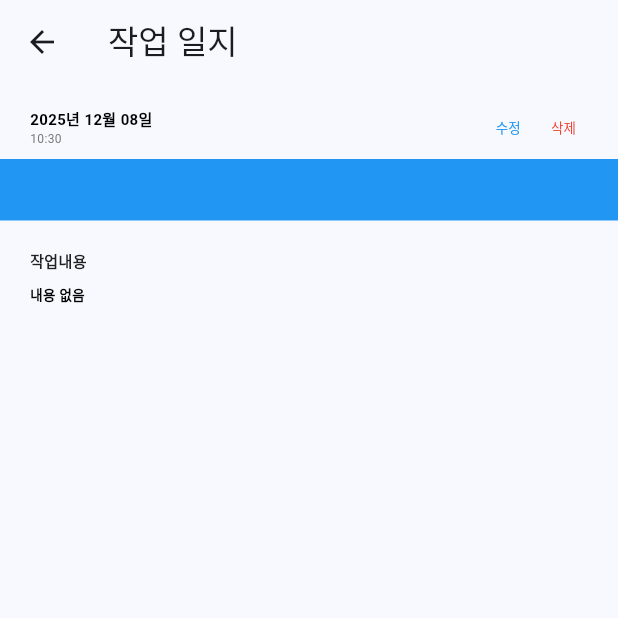
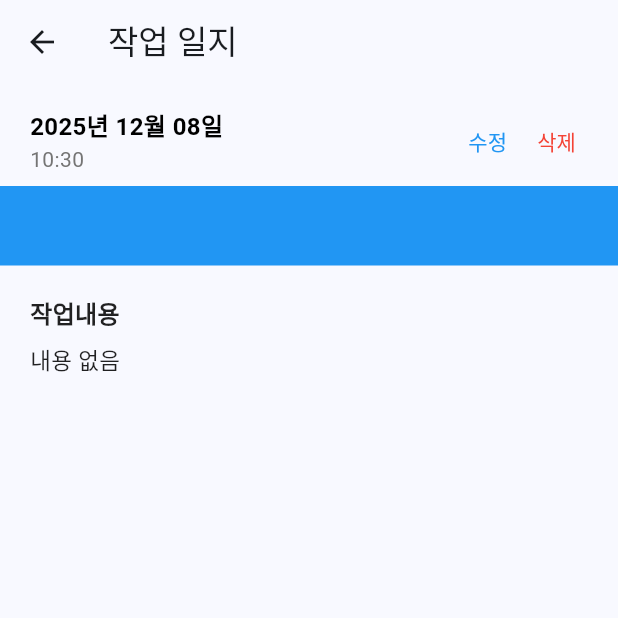
Before and after one commit to hwani1103/log_it, a Flutter app: the WorkLogDetailScreen screen opened directly with empty values, on a phone screen of 412 x 824 dp, the top half of it. Run offline on Flutter 3.47's test engine with Material 3 defaults, Android fonts, the phone set to English and light mode, and no system bars; our stand-ins replace cached_network_image, cloud_firestore, firebase_auth, firebase_core, firebase_storage, google_sign_in and 2 more; accounts and stored records are empty.

Commit message:
Increase font sizes in detail screen for better readability
- Date: 16pt (was 10pt)
- Time: 14pt (was 8pt)
- Edit/Delete buttons: 14pt (was 9pt)
- Equipment name: 20pt (was 12pt)
- Content label: 16pt (was 10pt)
- Content text: 15pt (was 9pt), lighter black color
- Attachment label: 16pt (was 10pt)

```diff
--- a/lib/screens/work_log_detail_screen.dart
+++ b/lib/screens/work_log_detail_screen.dart
@@ -191,7 +191,7 @@ class _WorkLogDetailScreenState extends State<WorkLogDetailScreen> {
                       Text(
                         dateStr,
                         style: const TextStyle(
-                          fontSize: 10,
+                          fontSize: 16,
                           fontWeight: FontWeight.bold,
                           color: Colors.black,
                         ),
@@ -199,7 +199,7 @@ class _WorkLogDetailScreenState extends State<WorkLogDetailScreen> {
                       Text(
                         timeStr,
                         style: TextStyle(
-                          fontSize: 8,
+                          fontSize: 14,
                           color: Colors.grey.shade600,
                         ),
                       ),
@@ -218,7 +218,7 @@ class _WorkLogDetailScreenState extends State<WorkLogDetailScreen> {
                         child: const Text(
                           '수정',
                           style: TextStyle(
-                            fontSize: 9,
+                            fontSize: 14,
                             color: Colors.blue,
                           ),
                         ),
@@ -234,7 +234,7 @@ class _WorkLogDetailScreenState extends State<WorkLogDetailScreen> {
                         child: const Text(
                           '삭제',
                           style: TextStyle(
-                            fontSize: 9,
+                            fontSize: 14,
                             color: Colors.red,
                           ),
                         ),
@@ -253,7 +253,7 @@ class _WorkLogDetailScreenState extends State<WorkLogDetailScreen> {
               child: Text(
                 widget.workLog.equipmentName,
                 style: const TextStyle(
-                  fontSize: 12,
+                  fontSize: 20,
                   fontWeight: FontWeight.bold,
                   color: Colors.white,
                 ),
@@ -269,7 +269,7 @@ class _WorkLogDetailScreenState extends State<WorkLogDetailScreen> {
                   const Text(
                     '작업내용',
                     style: TextStyle(
-                      fontSize: 10,
+                      fontSize: 16,
                       fontWeight: FontWeight.bold,
                       color: Colors.black87,
                     ),
@@ -280,10 +280,9 @@ class _WorkLogDetailScreenState extends State<WorkLogDetailScreen> {
                         ? widget.workLog.content
                         : '내용 없음',
                     style: const TextStyle(
-                      fontSize: 9,
-                      fontWeight: FontWeight.bold,
+                      fontSize: 15,
                       height: 1.6,
-                      color: Colors.black,
+                      color: Colors.black87,
                     ),
                   ),
                 ],
@@ -302,7 +301,7 @@ class _WorkLogDetailScreenState extends State<WorkLogDetailScreen> {
                     const Text(
                       '첨부 파일',
                       style: TextStyle(
-                        fontSize: 10,
+                        fontSize: 16,
                         fontWeight: FontWeight.bold,
                         color: Colors.black87,
                       ),
```
